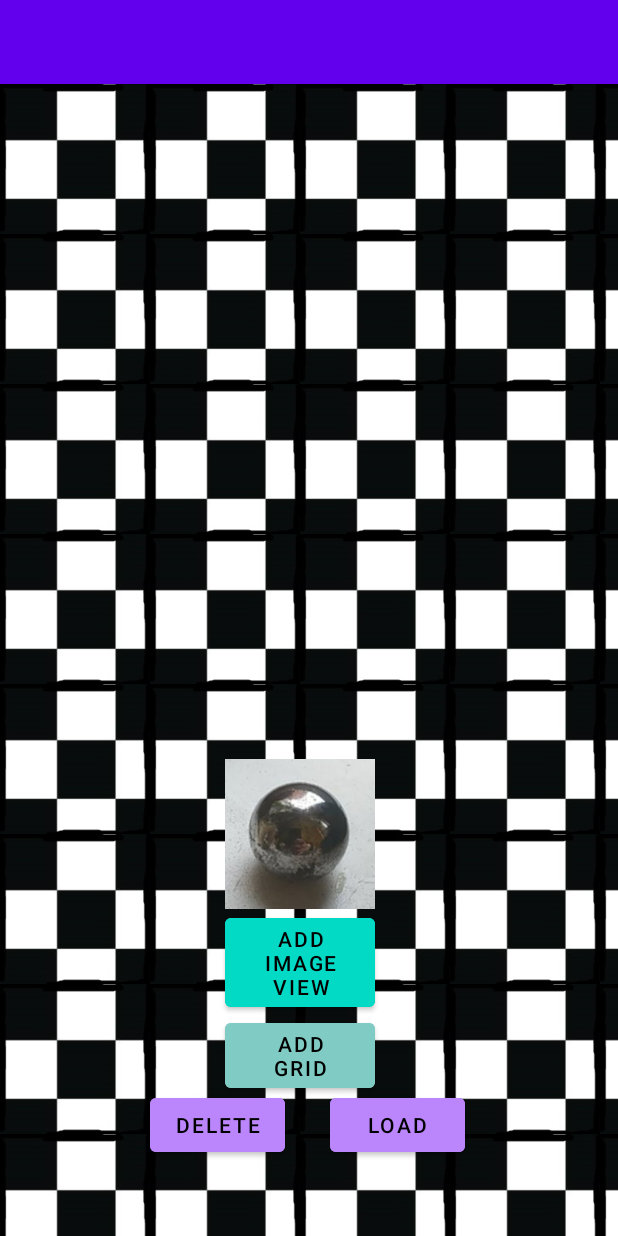
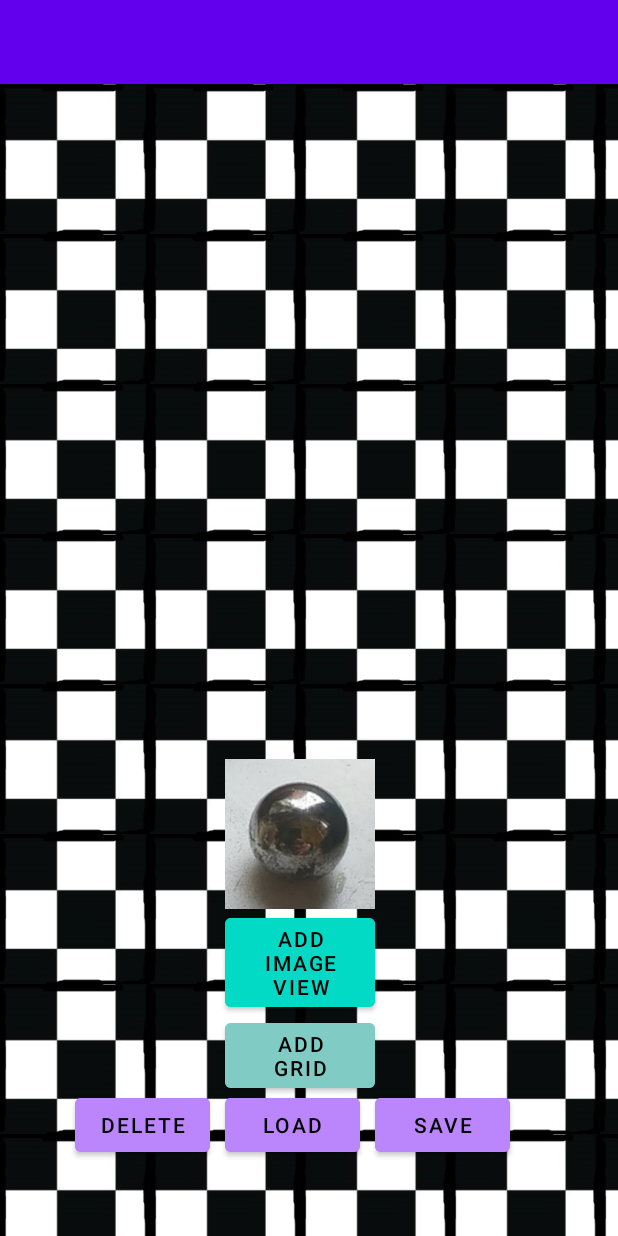
Before and after one commit to basilmik/Jackal, an Android app: the screen it shows after launch (MainActivity), after a tap on "ADD GRID", on a phone screen of 412 x 824 dp. Run offline under Robolectric (Android 15) with nearby library versions, the phone set to English and light mode, and no system bars; our stand-ins replace Room's generated code; 1 other tap on this screen came first.

Commit message:
save cur grid and then upload it

```diff
--- a/app/src/main/java/com/basilgames/android/jackal/MainActivity.kt
+++ b/app/src/main/java/com/basilgames/android/jackal/MainActivity.kt
@@ -2,14 +2,11 @@ package com.basilgames.android.jackal
 
 import android.annotation.SuppressLint
 import android.os.Bundle
-import android.util.Log
 import android.widget.Button
 import android.widget.GridLayout
 import android.widget.ImageView
 import android.widget.Toast
 import androidx.appcompat.app.AppCompatActivity
-import androidx.lifecycle.Observer
-import com.basilgames.android.jackal.database.TileDatabase
 
 
 private const val TAG = "MainActivity"
@@ -26,6 +23,7 @@ class MainActivity : AppCompatActivity() {
     private lateinit var addGridButton: Button
     private lateinit var deleteButton: Button
     private lateinit var loadButton: Button
+    private lateinit var saveButton: Button
 
     var count = 1
 
@@ -39,6 +37,7 @@ class MainActivity : AppCompatActivity() {
         addGridButton = findViewById(R.id.addgrid)
         deleteButton = findViewById(R.id.deletegrid)
         loadButton = findViewById(R.id.loadgrid)
+        saveButton = findViewById(R.id.savegrid)
 
         addGridButton.setOnClickListener { // initialising new layout
             tileField = GridLayout(this)
@@ -77,15 +76,6 @@ class MainActivity : AppCompatActivity() {
             Toast.makeText(applicationContext,"db size is : ${tileList.size}", Toast.LENGTH_LONG).show()
             db.deleteTiles()
 
-            /*val tileListLiveData = db.getTiles()
-            tileListLiveData.observe(this,
-                Observer { tiles ->
-                    tiles?.let{
-                        //Toast.makeText(applicationContext,"db size is : ${tiles.size}", Toast.LENGTH_LONG).show()
-                    }
-                })*/
-
-
         }
 
         loadButton.setOnClickListener{
@@ -94,46 +84,99 @@ class MainActivity : AppCompatActivity() {
 
             Toast.makeText(applicationContext,"db size is : ${tileList.size}", Toast.LENGTH_LONG).show()
 
-            /*val tileListLiveData = db.getTiles()
-            tileListLiveData.observe(this,
-            Observer { tiles ->
-                tiles?.let{
-                    Toast.makeText(applicationContext,"db size is : ${tiles.size}", Toast.LENGTH_LONG).show()
         }
-            })*/
+
+        saveButton.setOnClickListener{
+            val db: TileRepository = TileRepository.get()
+            db.deleteTiles()
+
+            for (columnIndex in 0..12) {
+                for (rowIndex in 0..12) {
+
+                    val tile: Tile = Tile()
+
+                    val tileView = findViewById<TileView>(tileIdArray[columnIndex][rowIndex])
+
+                    tile.imageRes = tileView.getImageRes()
+                    tile.isFaceUp = tileView.isFaceUp()
+
+                    tile.row = rowIndex
+                    tile.col = columnIndex
+                    db.addTile(tile)
+
+
                 }
+            }
+
+
+
+        }
+
 
     }
 
 
     private fun create() {
-        val db : TileRepository = TileRepository.get()
+        val db: TileRepository = TileRepository.get()
+        val tileList = db.getTiles2()
 
+        if (tileList.isEmpty()) {
+            // create new grid
             for (columnIndex in 0..12) {
                 for (rowIndex in 0..12) {
-                val row = GridLayout.spec(rowIndex, 1)
-                val column = GridLayout.spec(columnIndex, 1)
 
                     val tileView = TileView(this@MainActivity)
 
                     tileView.setImageResource(R.drawable.tile_cover)
                     tileView.setImageRes(R.drawable.ball)
-
                     tileView.id = ImageView.generateViewId()
 
                     tileIdArray[columnIndex][rowIndex] = tileView.id
+
                     val den = resources.displayMetrics.density
-                tileField.addView( tileView, (100 * den).toInt(), (100 * den).toInt() )
-                var tile: Tile = Tile()
+                    tileField.addView(tileView, (100 * den).toInt(), (100 * den).toInt())
 
+                    val tile: Tile = Tile()
                     tile.imageRes = R.drawable.ball
                     tile.isFaceUp = false
+                    tile.row = rowIndex
+                    tile.col = columnIndex
                     db.addTile(tile)
-                //Log.d(TAG, "id = ${tile.id}")
 
                 }
             }
 
+        }
+        else
+        // upload from db
+        {
+            Toast.makeText(applicationContext,"upload", Toast.LENGTH_LONG).show()
+            for (tile in tileList) {
+
+                val tileView = TileView(this@MainActivity)
+                tileView.setImageRes(tile.imageRes)
+                tileView.setImageResource(R.drawable.tile_cover)
+                tileView.setFaceUp(tile.isFaceUp)
+                if (tileView.isFaceUp()) {
+                    Toast.makeText(applicationContext,"FLIP ${tile.col} ${tile.row}", Toast.LENGTH_LONG).show()
+                    tileView.setImageResource(tile.imageRes)
+                    //tileView.flipTile()
+                }
+
+                tileView.id = ImageView.generateViewId()
+                tileIdArray[tile.col][tile.row] = tileView.id
+
+                val row = GridLayout.spec(tile.row, 1)
+                val column = GridLayout.spec(tile.col, 1)
+                val gridLayoutParam: GridLayout.LayoutParams = GridLayout.LayoutParams(row, column)
+                val den = resources.displayMetrics.density
+                gridLayoutParam.height= (100 * den).toInt()
+                gridLayoutParam.width= (100 * den).toInt()
+                tileField.addView(tileView, gridLayoutParam)
+
+
+            }
+        }
     }
 
 }
--- a/app/src/main/java/com/basilgames/android/jackal/Tile.kt
+++ b/app/src/main/java/com/basilgames/android/jackal/Tile.kt
@@ -6,7 +6,9 @@ import java.util.*
 
 @Entity
 data class Tile (
-    @PrimaryKey val id: UUID = UUID.randomUUID(),
-                 var isFaceUp: Boolean = false,
-                 var imageRes: Int = 0
+        @PrimaryKey val id: UUID = UUID.randomUUID(),
+        var isFaceUp: Boolean = false,
+        var imageRes: Int = 0,
+        var row: Int = 0,
+        var col: Int = 0
 )
--- a/app/src/main/java/com/basilgames/android/jackal/TileRepository.kt
+++ b/app/src/main/java/com/basilgames/android/jackal/TileRepository.kt
@@ -9,7 +9,7 @@ import java.util.*
 import java.util.concurrent.Executors
 
 
-private const val DATABASE_NAME = "tile-database"
+private const val DATABASE_NAME = "tile-database2"
 
 class TileRepository private constructor(context: Context) {
 
--- a/app/src/main/java/com/basilgames/android/jackal/TileView.kt
+++ b/app/src/main/java/com/basilgames/android/jackal/TileView.kt
@@ -27,6 +27,10 @@ class TileView: androidx.appcompat.widget.AppCompatImageView {
         imageRes = _imageRes
     }
 
+    fun setFaceUp(_faceUp: Boolean)
+    {
+        faceUp = _faceUp
+    }
     fun getImageRes(): Int {
         return imageRes
     }
--- a/app/src/main/java/com/basilgames/android/jackal/ZoomableView.java
+++ b/app/src/main/java/com/basilgames/android/jackal/ZoomableView.java
@@ -225,7 +225,7 @@ public class ZoomableView extends ViewGroup {
         mOnTouchEventWorkingArray[0] = event.getX();
         mOnTouchEventWorkingArray[1] = event.getY();
 
-        //Toast.makeText(getContext().getApplicationContext(), "mode = "+ mode, Toast.LENGTH_LONG).show();
+
         if (mode != DRAG2)
             elementTouched = getWhichChildTouched(mOnTouchEventWorkingArray[0], mOnTouchEventWorkingArray[1]);
         if (elementTouched == 0)
@@ -291,6 +291,8 @@ public class ZoomableView extends ViewGroup {
                             //Toast.makeText(getContext().getApplicationContext(), "i " + i + " j " + j /*+ " id " +  gridLayout[tileIdArray[i][j]]*/, Toast.LENGTH_LONG).show();
                             int tileTouchedId = gettileField(j, i);
                             TileView tileTouched = findViewById(tileTouchedId);
+
+
                             tileTouched.flipTile();
                         }
                     movedFlag = false;
--- a/app/src/main/java/com/basilgames/android/jackal/database/TileDatabase.kt
+++ b/app/src/main/java/com/basilgames/android/jackal/database/TileDatabase.kt
@@ -5,7 +5,7 @@ import androidx.room.RoomDatabase
 import androidx.room.TypeConverters
 import com.basilgames.android.jackal.Tile
 
-@Database(entities = [ Tile::class ], version = 1)
+@Database(entities = [ Tile::class ], version = 2)
 @TypeConverters(TileTypeConverters::class)
 abstract class TileDatabase: RoomDatabase() {
 
--- a/app/src/main/res/layout/activity_main.xml
+++ b/app/src/main/res/layout/activity_main.xml
@@ -53,7 +53,7 @@ tools:context=".MainActivity"
         android:id="@+id/deletegrid"
         android:layout_width="90dp"
         android:layout_height="wrap_content"
-        android:layout_marginLeft="100dp"
+        android:layout_marginLeft="50dp"
         android:layout_marginTop="670dp"
         android:backgroundTint="@color/purple_200"
         android:gravity="center"
@@ -65,11 +65,22 @@ tools:context=".MainActivity"
         android:id="@+id/loadgrid"
         android:layout_width="90dp"
         android:layout_height="wrap_content"
-        android:layout_marginLeft="220dp"
+        android:layout_marginLeft="150dp"
         android:layout_marginTop="670dp"
         android:backgroundTint="@color/purple_200"
         android:gravity="center"
         android:text="load"
         android:textColor="@color/black"
         />
+    <Button
+        android:id="@+id/savegrid"
+        android:layout_width="90dp"
+        android:layout_height="wrap_content"
+        android:layout_marginLeft="250dp"
+        android:layout_marginTop="670dp"
+        android:backgroundTint="@color/purple_200"
+        android:gravity="center"
+        android:text="save"
+        android:textColor="@color/black"
+        />
 </RelativeLayout>
```
Lines whose indentation alone changed are shown as unchanged.
